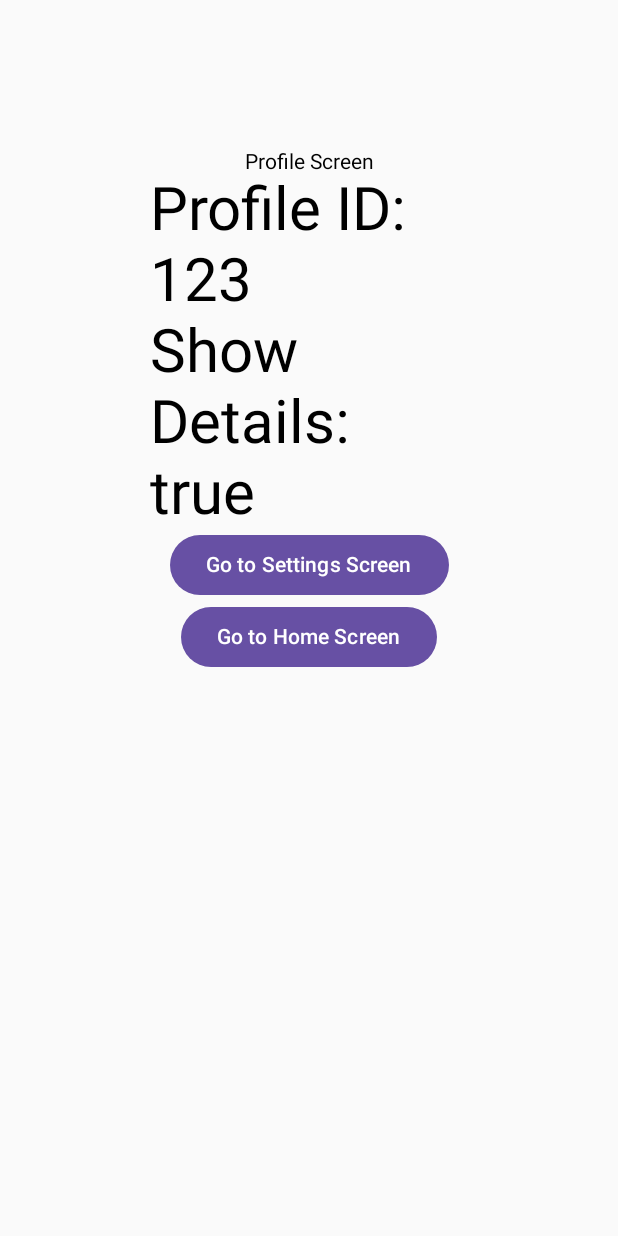
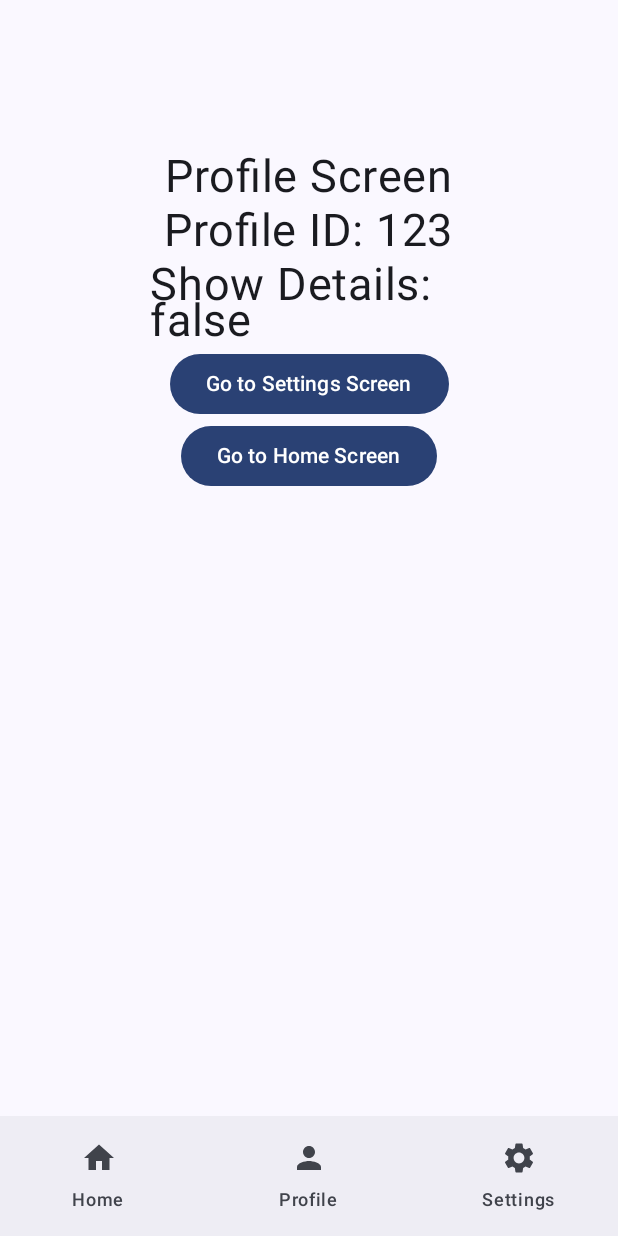
Before and after one commit to tarikuzzamantito/LearnJC, an Android app built with Jetpack Compose: the screen it shows after launch (ComplexNavigationAppActivity), after a tap on "Go to Profile Screen", on a phone screen of 412 x 824 dp. Run offline under Robolectric (Android 15) with nearby library versions, the phone set to English and light mode, and no system bars.

Commit message:
Complex Navigation

```diff
--- a/app/src/main/java/com/tarikuzzamantito/apps/learnjc/complexnavigation/ComplexNavigationAppActivity.kt
+++ b/app/src/main/java/com/tarikuzzamantito/apps/learnjc/complexnavigation/ComplexNavigationAppActivity.kt
@@ -4,17 +4,33 @@ import android.os.Bundle
 import androidx.activity.ComponentActivity
 import androidx.activity.compose.setContent
 import androidx.activity.enableEdgeToEdge
-import androidx.appcompat.app.AppCompatActivity
-import androidx.navigation.NavGraph
+import androidx.compose.material3.Scaffold
+import androidx.compose.material3.Surface
+import androidx.compose.ui.graphics.Color
 import androidx.navigation.compose.rememberNavController
+import com.tarikuzzamantito.apps.learnjc.complexnavigation.navigate.BottomNavigationBar
+import com.tarikuzzamantito.apps.learnjc.complexnavigation.navigate.NavGraph
+import com.tarikuzzamantito.apps.learnjc.ui.theme.LearnJCTheme
 
 class ComplexNavigationAppActivity : ComponentActivity() {
     override fun onCreate(savedInstanceState: Bundle?) {
         super.onCreate(savedInstanceState)
         enableEdgeToEdge()
+
         setContent {
             val navController = rememberNavController()
-            NavGraph(navController)
+            LearnJCTheme {
+                Surface(color = Color.White) {
+                    Scaffold(
+                        bottomBar = {
+                            BottomNavigationBar(navController = navController)
+                        }
+                    ) { padding ->
+
+                        NavGraph(navController)
+                    }
+                }
+            }
         }
 
     }
--- a/app/src/main/java/com/tarikuzzamantito/apps/learnjc/complexnavigation/HomeScreen.kt
+++ b/app/src/main/java/com/tarikuzzamantito/apps/learnjc/complexnavigation/HomeScreen.kt
@@ -26,7 +26,7 @@ fun HomeScreen(
             .padding(100.dp),
         horizontalAlignment = Alignment.CenterHorizontally
     ) {
-        Text(text = "Home Screen", fontSize = 40.sp)
+        Text(text = "Home Screen", fontSize = 30.sp)
         Button(onClick = {
             /* Navigate to Profile Screen */
             navigateToProfileScreen(123, true)
--- a/app/src/main/java/com/tarikuzzamantito/apps/learnjc/complexnavigation/ProfileScreen.kt
+++ b/app/src/main/java/com/tarikuzzamantito/apps/learnjc/complexnavigation/ProfileScreen.kt
@@ -28,9 +28,9 @@ fun ProfileScreen(
             .padding(100.dp),
         horizontalAlignment = Alignment.CenterHorizontally
     ) {
-        Text(text = "Profile Screen")
-        Text(text = "Profile ID: $id", fontSize = 40.sp)
-        Text(text = "Show Details: $showDetails", fontSize = 40.sp)
+        Text(text = "Profile Screen", fontSize = 30.sp)
+        Text(text = "Profile ID: $id", fontSize = 30.sp)
+        Text(text = "Show Details: $showDetails", fontSize = 30.sp)
 
         Button(onClick = {
             /* Navigate to Settings Screen */
--- a/app/src/main/java/com/tarikuzzamantito/apps/learnjc/complexnavigation/SettingsScreen.kt
+++ b/app/src/main/java/com/tarikuzzamantito/apps/learnjc/complexnavigation/SettingsScreen.kt
@@ -27,7 +27,7 @@ fun SettingsScreen(
             .padding(100.dp),
         horizontalAlignment = Alignment.CenterHorizontally
     ) {
-        Text(text = "Settings Screen", fontSize = 40.sp)
+        Text(text = "Settings Screen", fontSize = 30.sp)
         Button(onClick = {
             /* Navigate to Home Screen */
             navigateToHomeScreen()
--- /dev/null
+++ b/app/src/main/java/com/tarikuzzamantito/apps/learnjc/complexnavigation/navigate/BottomNavigationBar.kt
@@ -0,0 +1,71 @@
+package com.tarikuzzamantito.apps.learnjc.complexnavigation.navigate
+
+import androidx.compose.material3.Icon
+import androidx.compose.material3.NavigationBar
+import androidx.compose.material3.NavigationBarItem
+import androidx.compose.material3.Text
+import androidx.compose.runtime.Composable
+import androidx.compose.runtime.getValue
+import androidx.compose.runtime.mutableStateOf
+import androidx.compose.runtime.saveable.rememberSaveable
+import androidx.compose.runtime.setValue
+import androidx.navigation.NavController
+import androidx.navigation.compose.currentBackStackEntryAsState
+
+/**
+ * Created by Tarikuzzaman on 3/11/2025 2:25 PM
+ */
+
+@Composable
+fun BottomNavigationBar(navController: NavController) {
+
+    // 1- The Items of Bottom Nav Bar
+    val navItems = listOf(NavItem.Home, NavItem.Profile, NavItem.Settings)
+
+
+    // Synchronization between NavigationBar and Current Screen
+    // 3- Observing the current back stack entry
+    val navBackStackEntity by navController.currentBackStackEntryAsState()
+
+    // 4- Current Route
+    val currentRoute = navBackStackEntity?.destination?.route
+
+    // 2- Create a state variable that persists across recompositions
+    //var selectedItem by rememberSaveable { mutableStateOf(0) }
+    var selectedItem = navItems.indexOfFirst { it.path == currentRoute }
+    var selectedNavItem by rememberSaveable { mutableStateOf(if (selectedItem >= 0) selectedItem else 0) }
+
+
+    //3- Navigation bar
+    NavigationBar {
+        navItems.forEachIndexed { index, item ->
+            NavigationBarItem(
+                selected = selectedItem == index,
+                onClick = {
+                    selectedNavItem = index
+
+                    // Handling the navigation to the Profile Screen
+                    // Passing Arguments between the screens
+                    val route = if (item.path == NavRoute.Profile.path) {
+                        NavRoute.Profile.path.plus("/123/true")
+                    } else {
+                        item.path
+                    }
+
+                    navController.navigate(route) {
+                        navController.graph.startDestinationRoute?.let { route ->
+                            popUpTo(route) {
+                                saveState = true
+                            }
+                            launchSingleTop = true
+                            restoreState = true
+                        }
+                    }
+                },
+                icon = { Icon(imageVector = item.icon, contentDescription = item.title) },
+                label = { Text(item.title) }
+
+            )
+        }
+    }
+}
--- /dev/null
+++ b/app/src/main/java/com/tarikuzzamantito/apps/learnjc/complexnavigation/navigate/Item.kt
@@ -0,0 +1,12 @@
+package com.tarikuzzamantito.apps.learnjc.complexnavigation.navigate
+
+import androidx.compose.ui.graphics.vector.ImageVector
+
+/**
+ * Created by Tarikuzzaman on 3/11/2025 2:21 PM
+ */
+open class Item(
+    val path: String,
+    val title: String,
+    val icon: ImageVector
+)
--- a/app/src/main/java/com/tarikuzzamantito/apps/learnjc/complexnavigation/NavGraph.kt
+++ b/app/src/main/java/com/tarikuzzamantito/apps/learnjc/complexnavigation/navigate/NavGraph.kt
@@ -1,4 +1,4 @@
-package com.tarikuzzamantito.apps.learnjc.complexnavigation
+package com.tarikuzzamantito.apps.learnjc.complexnavigation.navigate
 
 import androidx.compose.runtime.Composable
 import androidx.navigation.NavGraphBuilder
@@ -7,6 +7,9 @@ import androidx.navigation.NavType
 import androidx.navigation.compose.NavHost
 import androidx.navigation.compose.composable
 import androidx.navigation.navArgument
+import com.tarikuzzamantito.apps.learnjc.complexnavigation.HomeScreen
+import com.tarikuzzamantito.apps.learnjc.complexnavigation.ProfileScreen
+import com.tarikuzzamantito.apps.learnjc.complexnavigation.SettingsScreen
 
 /**
  * Created by Tarikuzzaman on 3/11/2025 11:04 AM
@@ -44,7 +47,9 @@ fun addHomeScreen(
                     //"${NavRoute.Profile.path}?${NavRoute.Profile.id}=$id&${NavRoute.Profile.showDetails}=$showDetails"
                     //"home/id/showDetails"
                     //NavRoute.Profile.path.plus(id.toString()).plus(showDetails.toString())
-                    NavRoute.Profile.path.plus("/$id/$showDetails")
+
+                    //NavRoute.Profile.path.plus("/$id/$showDetails")
+                    NavRoute.Profile.createRoute(123, false)
 
                 )
             },
@@ -62,18 +67,18 @@ fun addProfileScreen(
     navGraphBuilder.composable(
         route = NavRoute.Profile.path.plus("/{id}/{showDetails}"),
         arguments = listOf(
-            navArgument(NavRoute.Profile.id) {
+            navArgument("id") {
                 type = NavType.IntType
             },
-            navArgument(NavRoute.Profile.showDetails) {
+            navArgument("showDetails") {
                 type = NavType.BoolType
             }
         )
     ) { navBackStackEntry ->
         val args = navBackStackEntry.arguments
         ProfileScreen(
-            id = args?.getInt(NavRoute.Profile.id)!!,
-            showDetails = args.getBoolean(NavRoute.Profile.showDetails),
+            id = args?.getInt("id")!!,
+            showDetails = args.getBoolean("showDetails"),
             navigateToSettingsScreen = { navController.navigate(NavRoute.Settings.path) },
             navigateToHomeScreen = { navController.navigate("home") },
         )
--- /dev/null
+++ b/app/src/main/java/com/tarikuzzamantito/apps/learnjc/complexnavigation/navigate/NavItem.kt
@@ -0,0 +1,15 @@
+package com.tarikuzzamantito.apps.learnjc.complexnavigation.navigate
+
+import androidx.compose.material.icons.Icons
+import androidx.compose.material.icons.filled.Home
+import androidx.compose.material.icons.filled.Person
+import androidx.compose.material.icons.filled.Settings
+
+/**
+ * Created by Tarikuzzaman on 3/11/2025 2:23 PM
+ */
+sealed class NavItem {
+    object Home : Item(NavRoute.Home.path.toString(), "Home", Icons.Default.Home)
+    object Profile : Item(NavRoute.Profile.path.toString(), "Profile", Icons.Default.Person)
+    object Settings : Item(NavRoute.Settings.path.toString(), "Settings", Icons.Default.Settings)
+}
--- a/app/src/main/java/com/tarikuzzamantito/apps/learnjc/complexnavigation/NavRoute.kt
+++ b/app/src/main/java/com/tarikuzzamantito/apps/learnjc/complexnavigation/navigate/NavRoute.kt
@@ -1,4 +1,4 @@
-package com.tarikuzzamantito.apps.learnjc.complexnavigation
+package com.tarikuzzamantito.apps.learnjc.complexnavigation.navigate
 
 /**
  * Created by Tarikuzzaman on 3/11/2025 11:24 AM
@@ -8,8 +8,12 @@ sealed class NavRoute(val path: String) {
     // Sealed Class: represent restricted hierarchies where a value can have one of the types form a limited set, but no other types.
     object Home : NavRoute("home")
     object Profile : NavRoute("profile") {
-        val id = "id"
-        val showDetails = "showDetails"
+
+        fun createRoute(id: Int, showDetails: Boolean): String {
+            return "profile/$id/$showDetails"
+        }
+        //val id = "id"
+        //val showDetails = "showDetails"
     }
 
     object Settings : NavRoute("settings")
```
